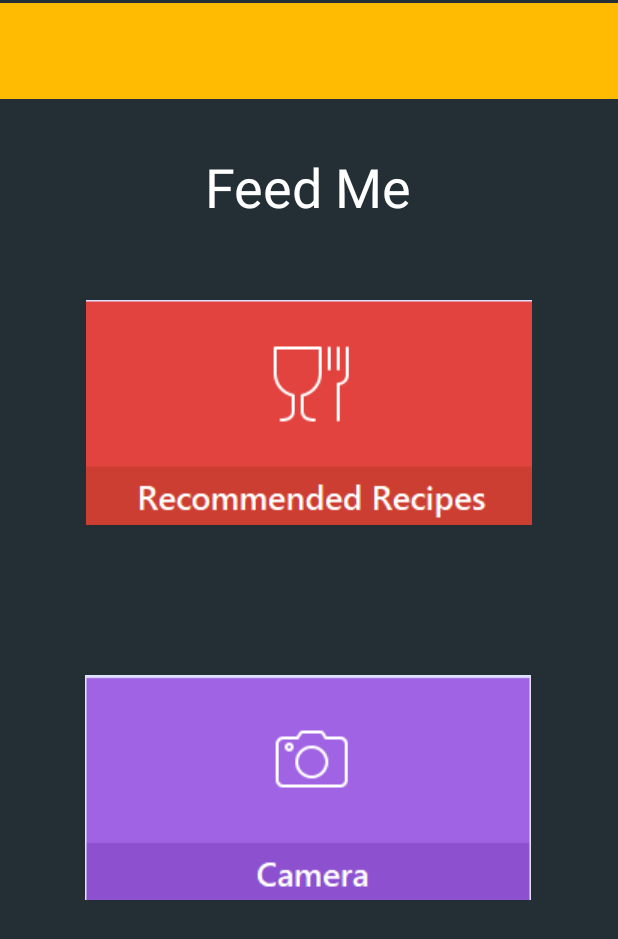
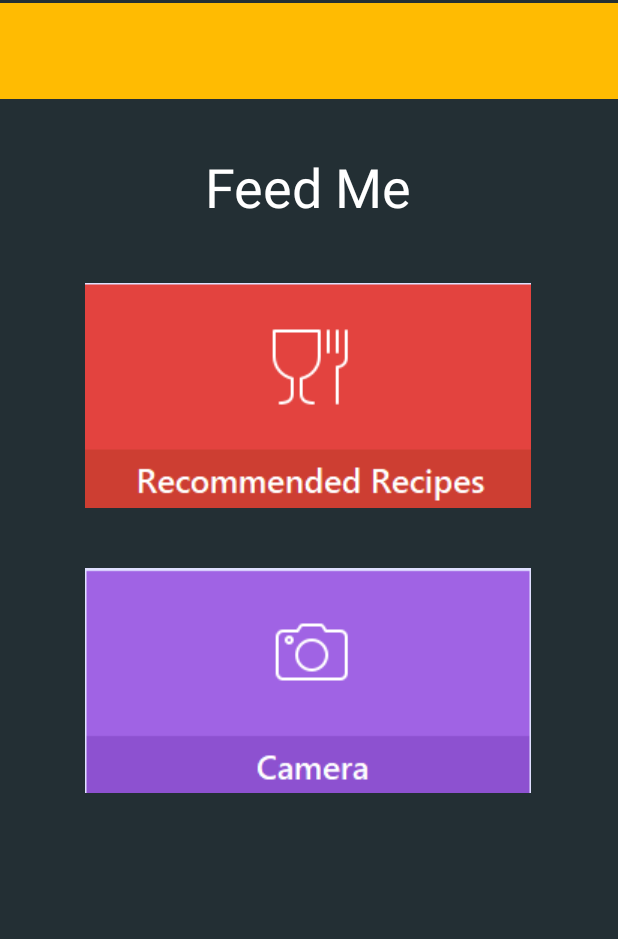
Before and after one commit to jianying-chiang/NewHacks, an Android app: the screen it shows after launch (MainMenuActivity), on a phone screen of 412 x 824 dp. Shown: the top 939 px of the screen. Run offline under Robolectric (Android 15) with nearby library versions, the light colour scheme and no system bars; Roboto replaces fonts that are not available here.

Commit message:
Changed UI

```diff
--- a/AndroidApp/app/src/main/res/layout/activity_mainmenu.xml
+++ b/AndroidApp/app/src/main/res/layout/activity_mainmenu.xml
@@ -40,11 +40,12 @@
         android:layout_width="300dp"
         android:layout_height="150dp"
         android:layout_marginStart="8dp"
-        android:layout_marginTop="200dp"
+        android:layout_marginTop="40dp"
         android:layout_marginEnd="8dp"
         app:layout_constraintEnd_toEndOf="parent"
+        app:layout_constraintHorizontal_bias="0.494"
         app:layout_constraintStart_toStartOf="parent"
-        app:layout_constraintTop_toTopOf="parent"
+        app:layout_constraintTop_toBottomOf="@+id/MainMenuTitle"
         app:srcCompat="@drawable/recipebutton" />
 
     <ImageButton
@@ -52,12 +53,12 @@
         android:layout_width="300dp"
         android:layout_height="150dp"
         android:layout_marginStart="8dp"
-        android:layout_marginTop="450dp"
+        android:layout_marginTop="40dp"
         android:layout_marginEnd="8dp"
         app:layout_constraintEnd_toEndOf="parent"
         app:layout_constraintHorizontal_bias="0.494"
         app:layout_constraintStart_toStartOf="parent"
-        app:layout_constraintTop_toTopOf="parent"
+        app:layout_constraintTop_toBottomOf="@+id/openRecipes"
         app:srcCompat="@drawable/camerabutton" />
 
 </android.support.constraint.ConstraintLayout>
```
Also changed, not shown: AndroidApp/app/src/main/res/drawable/ic_star_black_24dp.xml (added, +9 -0 lines).
